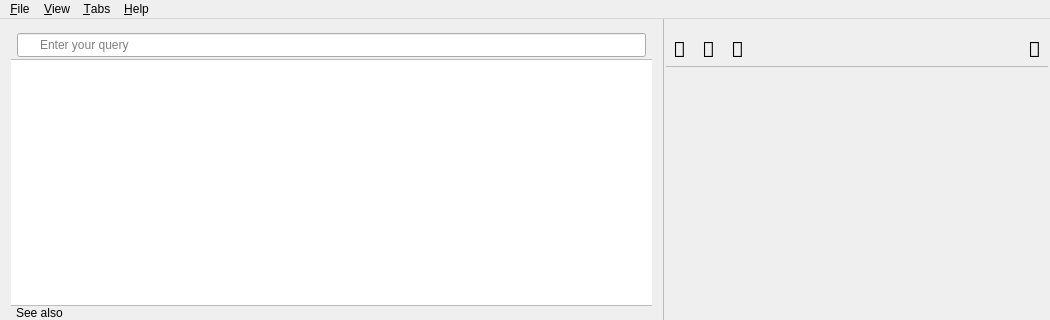
drognanar/zeal, file src/ui/forms/mainwindow.ui: the form before one commit; both pictures show x 0 to 1050 and y 0 to 320 of the 1050 by 579 pixel window.
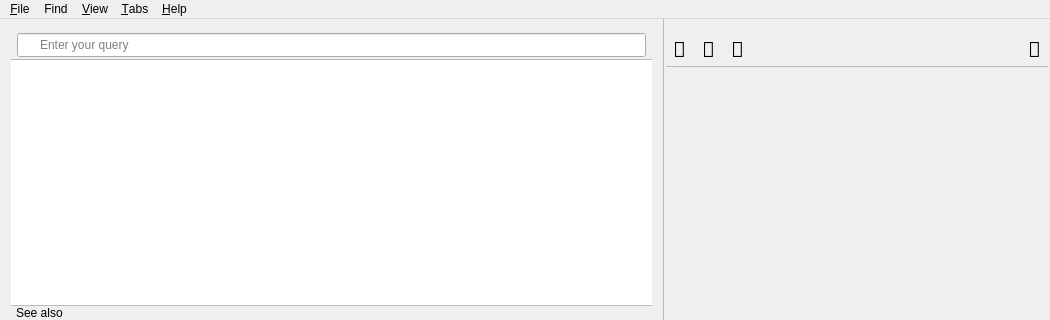
The form after the commit. Custom widgets are drawn as their Qt base class.

Commit message:
Add find menu items
Adds a Find menu item with search actions and shortcuts.

Diff of the .ui file:
```diff
--- a/src/ui/forms/mainwindow.ui
+++ b/src/ui/forms/mainwindow.ui
@@ -407,7 +407,18 @@
     <addaction name="actionNextTab"/>
     <addaction name="actionPreviousTab"/>
    </widget>
+   <widget class="QMenu" name="menuFind">
+    <property name="title">
+     <string>Find</string>
+    </property>
+    <addaction name="actionSearchDocsets"/>
+    <addaction name="separator"/>
+    <addaction name="actionSearchInPage"/>
+    <addaction name="actionFindNext"/>
+    <addaction name="actionFindPrevious"/>
+   </widget>
    <addaction name="menuFile"/>
+   <addaction name="menuFind"/>
    <addaction name="menuView"/>
    <addaction name="menuTabs"/>
    <addaction name="menuHelp"/>
```
Left out of the diff: 32 changed lines with no effect on the pictures. The commit also changes 4 other files.
